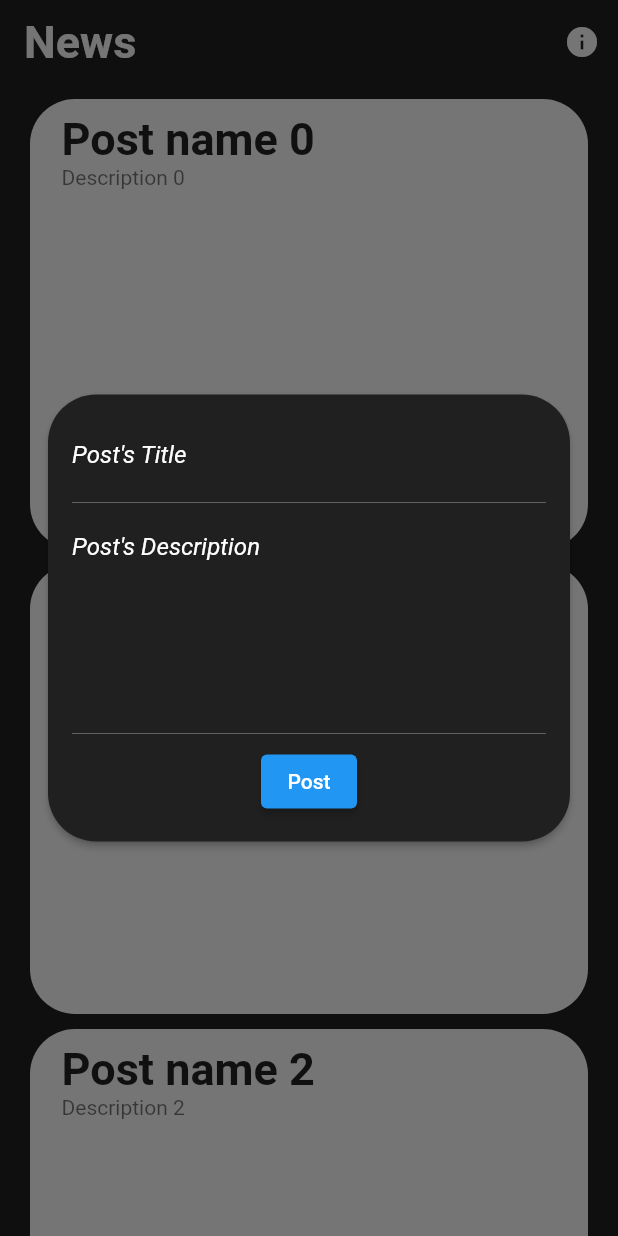
After one commit to manhlamabc123/PDP_TCG_Terminal, a Flutter app: the PostsPage screen opened directly, after a tap on the "add" icon, on a phone screen of 412 x 824 dp. The commit adds this screen. Run offline on Flutter 3.47's test engine with Material 2 defaults, Android fonts, the phone set to English and light mode, and no system bars; our stand-ins replace carousel_slider, firebase_core, firebase_database, fluttertoast, font_awesome_flutter; accounts and stored records are empty.

Commit message:
Update Post Page

```diff
--- a/lib/classes/my_auth.dart
+++ b/lib/classes/my_auth.dart
@@ -1,6 +1,7 @@
 import 'package:firebase_database/firebase_database.dart';
 import 'package:flutter/cupertino.dart';
 import 'package:pdp_tcg/classes/achievement.dart';
+import 'package:pdp_tcg/classes/post.dart';
 import 'package:pdp_tcg/classes/record.dart';
 import 'package:pdp_tcg/classes/toast.dart';
 import 'package:pdp_tcg/classes/user.dart';
@@ -79,6 +80,23 @@
       }
     }
     return Future.value(null);
+  }
+
+  static void submitPost(String? title, String? description) {
+    final ref = FirebaseDatabase.instance.ref();
+    DateTime now = DateTime.now();
+    Post post = Post(
+      title,
+      description,
+      userCurrent!.username,
+      dateCreate(now.day, now.month, now.year),
+    );
+    String id = "${userCurrent!.username}-${now.toString().replaceAll('.', '-')}";
+    ref
+        .child('Post')
+        .child(id)
+        .set(post.toJson())
+        .then((value) => showToast("Posted"));
   }
 
   static void submitRecord(
--- /dev/null
+++ b/lib/classes/post.dart
@@ -0,0 +1,15 @@
+class Post {
+  String? title;
+  String? description;
+  String username;
+  String date;
+
+  Post(this.title, this.description, this.username, this.date);
+
+  Map<String, dynamic> toJson() => {
+        'title': title,
+        'description': description,
+        'username': username,
+        'date': date
+      };
+}
--- a/lib/classes/record.dart
+++ b/lib/classes/record.dart
@@ -23,8 +23,4 @@
         'opponentScore': opponentScore,
         'date': date
       };
-
-  void sort() {
-
-  }
 }
--- /dev/null
+++ b/lib/pages/posts/add_button.dart
@@ -0,0 +1,164 @@
+import 'package:firebase_database/firebase_database.dart';
+import 'package:flutter/material.dart';
+import 'package:pdp_tcg/classes/my_auth.dart';
+import 'package:pdp_tcg/constants.dart';
+import 'styles.dart';
+import 'custom_rect_tween.dart';
+import 'hero_dialog_route.dart';
+
+/// {@template add_todo_button}
+/// Button to add a new [Todo].
+///
+/// Opens a [HeroDialogRoute] of [_AddTodoPopupCard].
+///
+/// Uses a [Hero] with tag [_heroAddTodo].
+/// {@endtemplate}
+class AddTodoButton extends StatefulWidget {
+  /// {@macro add_todo_button}
+  const AddTodoButton({Key? key}) : super(key: key);
+
+  @override
+  State<AddTodoButton> createState() => _AddTodoButtonState();
+}
+
+class _AddTodoButtonState extends State<AddTodoButton> {
+  @override
+  Widget build(BuildContext context) {
+    return Padding(
+      padding: const EdgeInsets.all(0.0),
+      child: GestureDetector(
+        onTap: () {
+          Navigator.of(context).push(HeroDialogRoute(builder: (context) {
+            // ignore: prefer_const_constructors
+            return _AddTodoPopupCard();
+          }));
+        },
+        child: Hero(
+          tag: _heroAddTodo,
+          createRectTween: (begin, end) {
+            return CustomRectTween(begin: begin!, end: end!);
+          },
+          child: Material(
+            color: kPrimaryColor,
+            elevation: 2,
+            shape:
+                RoundedRectangleBorder(borderRadius: BorderRadius.circular(32)),
+            child: const Icon(
+              Icons.add_rounded,
+              size: 56,
+            ),
+          ),
+        ),
+      ),
+    );
+  }
+}
+
+/// Tag-value used for the add todo popup button.
+const String _heroAddTodo = 'add-todo-hero';
+String? postTitle;
+String? postDescription;
+
+/// {@template add_todo_popup_card}
+/// Popup card to add a new [Todo]. Should be used in conjuction with
+/// [HeroDialogRoute] to achieve the popup effect.
+///
+/// Uses a [Hero] with tag [_heroAddTodo].
+/// {@endtemplate}
+class _AddTodoPopupCard extends StatefulWidget {
+  /// {@macro add_todo_popup_card}
+  const _AddTodoPopupCard({Key? key}) : super(key: key);
+
+  @override
+  State<_AddTodoPopupCard> createState() => _AddTodoPopupCardState();
+}
+
+class _AddTodoPopupCardState extends State<_AddTodoPopupCard> {
+  @override
+  Widget build(BuildContext context) {
+    return Center(
+      child: Padding(
+        padding: const EdgeInsets.all(32.0),
+        child: Hero(
+          tag: _heroAddTodo,
+          createRectTween: (begin, end) {
+            return CustomRectTween(begin: begin!, end: end!);
+          },
+          child: Material(
+            color: kBackgroundColor,
+            elevation: 2,
+            shape:
+                RoundedRectangleBorder(borderRadius: BorderRadius.circular(32)),
+            child: SingleChildScrollView(
+              child: Padding(
+                padding: const EdgeInsets.all(16.0),
+                child: Column(
+                  mainAxisSize: MainAxisSize.min,
+                  children: [
+                    TextField(
+                      decoration: const InputDecoration(
+                        hintText: "Post's Title",
+                        border: InputBorder.none,
+                        hintStyle: TextStyle(
+                          color: Colors.white,
+                          fontStyle: FontStyle.italic,
+                        ),
+                      ),
+                      style: const TextStyle(
+                        color: Colors.white,
+                      ),
+                      onChanged: (value) {
+                        setState(() {
+                          postTitle = value;
+                        });
+                      },
+                      cursorColor: Colors.white,
+                    ),
+                    const Divider(
+                      color: Colors.white,
+                      thickness: 0.2,
+                    ),
+                    TextField(
+                      decoration: const InputDecoration(
+                        hintText: "Post's Description",
+                        border: InputBorder.none,
+                        hintStyle: TextStyle(
+                          color: Colors.white,
+                          fontStyle: FontStyle.italic,
+                        ),
+                      ),
+                      style: const TextStyle(
+                        color: Colors.white,
+                      ),
+                      onChanged: (value) {
+                        setState(() {
+                          postDescription = value;
+                        });
+                      },
+                      cursorColor: Colors.white,
+                      maxLines: 6,
+                    ),
+                    const Divider(
+                      color: Colors.white,
+                      thickness: 0.2,
+                    ),
+                    ElevatedButton(
+                      onPressed: () {
+                        MyAuth.submitPost(postTitle, postDescription);
+                        setState(() {
+                          postTitle = null;
+                          postTitle = null;
+                        });
+                      },
+                      child: const Text('Post'),
+                    ),
+                  ],
+                ),
+              ),
+            ),
+          ),
+        ),
+      ),
+    );
+  }
+}
--- /dev/null
+++ b/lib/pages/posts/custom_rect_tween.dart
@@ -0,0 +1,27 @@
+import 'dart:ui';
+
+import 'package:flutter/widgets.dart';
+
+/// {@template custom_rect_tween}
+/// Linear RectTween with a [Curves.easeOut] curve.
+///
+/// Less dramatic that the regular [RectTween] used in [Hero] animations.
+/// {@endtemplate}
+class CustomRectTween extends RectTween {
+  /// {@macro custom_rect_tween}
+  CustomRectTween({
+    required Rect begin,
+    required Rect end,
+  }) : super(begin: begin, end: end);
+
+  @override
+  Rect lerp(double t) {
+    final elasticCurveValue = Curves.easeOut.transform(t);
+    return Rect.fromLTRB(
+      lerpDouble(begin!.left, end!.left, elasticCurveValue)!,
+      lerpDouble(begin!.top, end!.top, elasticCurveValue)!,
+      lerpDouble(begin!.right, end!.right, elasticCurveValue)!,
+      lerpDouble(begin!.bottom, end!.bottom, elasticCurveValue)!,
+    );
+  }
+}
--- /dev/null
+++ b/lib/pages/posts/hero_dialog_route.dart
@@ -0,0 +1,50 @@
+import 'dart:ui';
+
+import 'package:flutter/material.dart';
+
+/// {@template hero_dialog_route}
+/// Custom [PageRoute] that creates an overlay dialog (popup effect).
+///
+/// Best used with a [Hero] animation.
+/// {@endtemplate}
+class HeroDialogRoute<T> extends PageRoute<T> {
+  /// {@macro hero_dialog_route}
+  HeroDialogRoute({
+    required WidgetBuilder builder,
+    RouteSettings? settings,
+    bool fullscreenDialog = false,
+  })  : _builder = builder,
+        super(settings: settings, fullscreenDialog: fullscreenDialog);
+
+  final WidgetBuilder _builder;
+
+  @override
+  bool get opaque => false;
+
+  @override
+  bool get barrierDismissible => true;
+
+  @override
+  Duration get transitionDuration => const Duration(milliseconds: 300);
+
+  @override
+  bool get maintainState => true;
+
+  @override
+  Color get barrierColor => Colors.black54;
+
+  @override
+  Widget buildTransitions(BuildContext context, Animation<double> animation,
+      Animation<double> secondaryAnimation, Widget child) {
+    return child;
+  }
+
+  @override
+  Widget buildPage(BuildContext context, Animation<double> animation,
+      Animation<double> secondaryAnimation) {
+    return _builder(context);
+  }
+
+  @override
+  String get barrierLabel => 'Popup dialog open';
+}
--- a/lib/pages/posts/posts_page.dart
+++ b/lib/pages/posts/posts_page.dart
@@ -1,4 +1,5 @@
 import 'package:flutter/material.dart';
+import 'package:pdp_tcg/pages/posts/add_button.dart';
 import 'package:pdp_tcg/pages/user_profile/appbar_widget.dart';
 
 class PostsPage extends StatelessWidget {
@@ -8,10 +9,7 @@
   Widget build(BuildContext context) {
     return Scaffold(
       appBar: buildAppBar(context, "News"),
-      floatingActionButton: FloatingActionButton(
-        onPressed: () {},
-        child: const Icon(Icons.add),
-      ),
+      floatingActionButton: const AddTodoButton(),
       body: Column(
         children: [
           Expanded(
--- /dev/null
+++ b/lib/pages/posts/styles.dart
@@ -0,0 +1,16 @@
+import 'package:flutter/painting.dart';
+
+/// Convenience class to access application colors.
+abstract class AppColors {
+  /// Dark background color.
+  static const Color backgroundColor = Color(0xFF191D1F);
+
+  /// Slightly lighter version of [backgroundColor].
+  static const Color backgroundFadedColor = Color(0xFF191B1C);
+
+  /// Color used for cards and surfaces.
+  static const Color cardColor = Color(0xFF1F2426);
+
+  /// Accent color used in the application.
+  static const Color accentColor = Color(0xFFef8354);
+}
--- a/pubspec.yaml
+++ b/pubspec.yaml
@@ -46,11 +46,7 @@
   fluttertoast: ^8.0.9
   flutterfire_ui: ^0.4.3+8
 
-  dart_twitter_api: ^0.5.6+1
-  dartz: ^0.10.1
-  flutter_hooks: ^0.18.5+1
-  hooks_riverpod: ^1.0.4
-  http: ^0.13.5
+  popup_card: ^0.1.0
 
 dev_dependencies:
   flutter_launcher_icons: ^0.10.0
```
Also changed, not shown: pubspec.lock.
